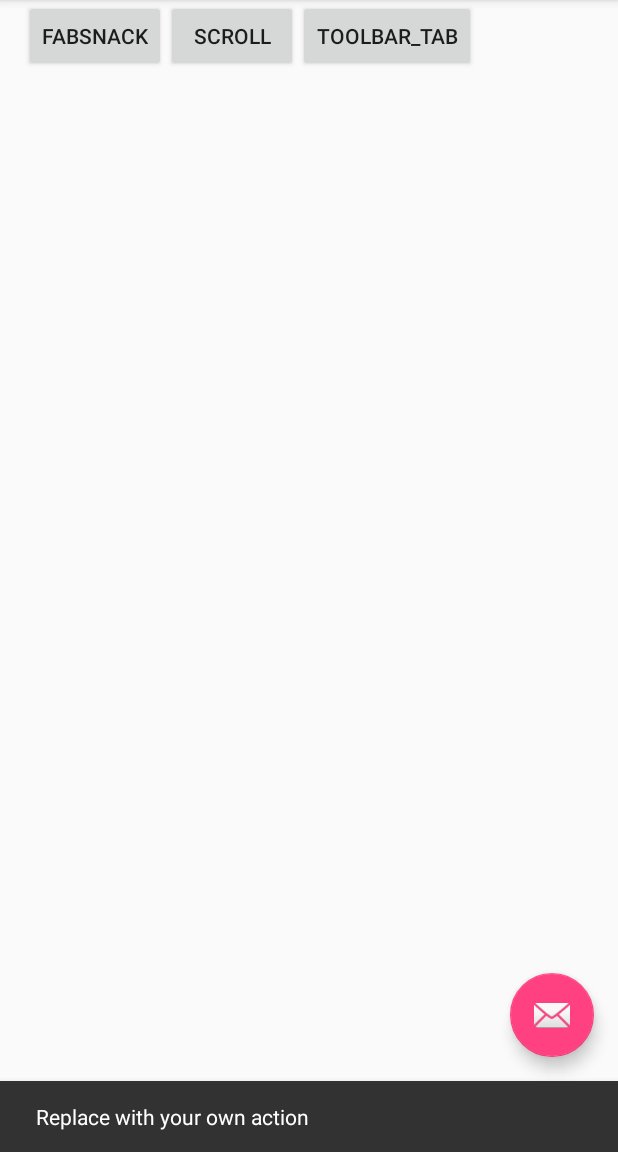
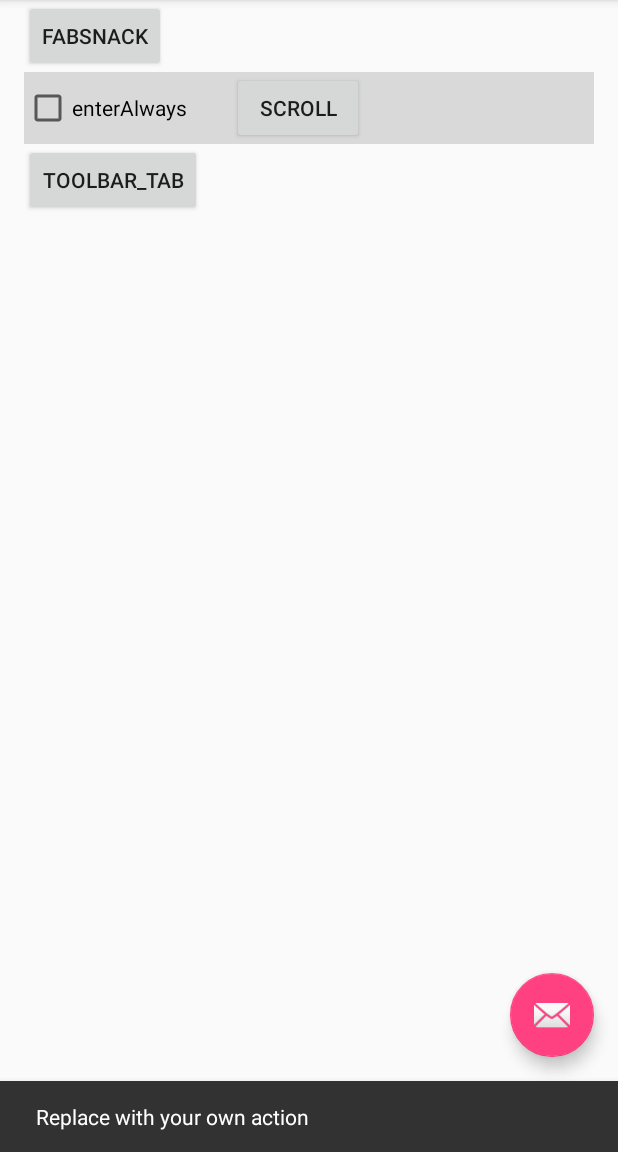
Before and after one commit to chefish/BehaviorDemo, an Android app: the screen it shows after launch (MainActivity), after a tap on an icon or button, on a phone screen of 412 x 824 dp, the part 84-1236 px from its top. Run offline under Robolectric (Android 15) with nearby library versions, the phone set to English and light mode, and no system bars.

Commit message:
scroll enterAlways checkable

```diff
--- a/app/src/main/java/com/fish/behaviordemo/MainActivity.java
+++ b/app/src/main/java/com/fish/behaviordemo/MainActivity.java
@@ -10,6 +10,7 @@ import android.support.v7.widget.Toolbar;
 import android.view.View;
 import android.view.Menu;
 import android.view.MenuItem;
+import android.widget.CheckBox;
 
 import com.fish.behaviordemo.fab.FabSnackActivity;
 import com.fish.behaviordemo.scroll.ScrollActivity;
@@ -18,7 +19,7 @@ import com.fish.behaviordemo.toolbartab.ToolbarTabActivity;
 public class MainActivity extends AppCompatActivity {
 
     AppBarLayout appBar;
-
+    CheckBox enterAlwaysCb;
     @Override
     protected void onCreate(Bundle savedInstanceState) {
         super.onCreate(savedInstanceState);
@@ -38,6 +39,9 @@ public class MainActivity extends AppCompatActivity {
             }
         });
 
+
+        enterAlwaysCb = (CheckBox) findViewById(R.id.enterAlways);
+
         findViewById(R.id.fab_snack).setOnClickListener(new View.OnClickListener() {
             @Override
             public void onClick(View v) {
@@ -48,7 +52,9 @@ public class MainActivity extends AppCompatActivity {
         findViewById(R.id.scroll).setOnClickListener(new View.OnClickListener() {
             @Override
             public void onClick(View v) {
+
                 Intent intent = new Intent(MainActivity.this, ScrollActivity.class);
+                intent.putExtra(ScrollActivity.ENTERALWAYS,enterAlwaysCb.isChecked());
                 startActivity(intent);
             }
         });
--- a/app/src/main/res/layout/content_main.xml
+++ b/app/src/main/res/layout/content_main.xml
@@ -4,6 +4,7 @@
     xmlns:tools="http://schemas.android.com/tools"
     android:layout_width="match_parent"
     android:layout_height="match_parent"
+    android:orientation="vertical"
     android:paddingBottom="@dimen/activity_vertical_margin"
     android:paddingLeft="@dimen/activity_horizontal_margin"
     android:paddingRight="@dimen/activity_horizontal_margin"
@@ -16,11 +17,28 @@
         android:layout_width="wrap_content"
         android:layout_height="wrap_content"
         android:text="fabSnack" />
-    <Button
-        android:id="@+id/scroll"
-        android:layout_width="wrap_content"
+
+    <LinearLayout
+        android:layout_width="match_parent"
         android:layout_height="wrap_content"
-        android:text="scroll" />
+        android:background="#d9d9d9"
+        android:orientation="horizontal">
+
+        <CheckBox
+            android:id="@+id/enterAlways"
+            android:layout_width="wrap_content"
+            android:layout_height="wrap_content"
+            android:text="enterAlways" />
+
+        <Button
+            android:layout_marginLeft="30dp"
+            android:id="@+id/scroll"
+            android:layout_width="wrap_content"
+            android:layout_height="wrap_content"
+            android:text="scroll" />
+
+    </LinearLayout>
+
     <Button
         android:id="@+id/toolbar_tab"
         android:layout_width="wrap_content"
--- a/app/src/main/res/layout/scroll_activity.xml
+++ b/app/src/main/res/layout/scroll_activity.xml
@@ -17,7 +17,7 @@
             android:id="@+id/toolbar"
             app:popupTheme="@style/AppTheme.PopupOverlay"
             android:layout_width="match_parent"
-            android:layout_height="200dp"
+            android:layout_height="?attr/actionBarSize"
             android:background="?attr/colorPrimary"
             app:layout_scrollFlags="scroll|enterAlways" />
             <!--app:layout_scrollFlags="scroll" />-->
```
Also changed, not shown: app/src/main/java/com/fish/behaviordemo/scroll/ScrollActivity.java (+10 -0 lines).
